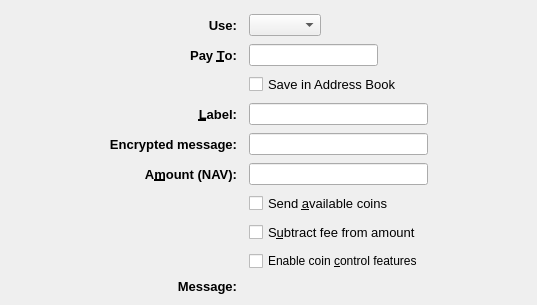
Old version of the form src/qt/forms/sendcoinsentry.ui in the repository navcoin/navcoin-core.
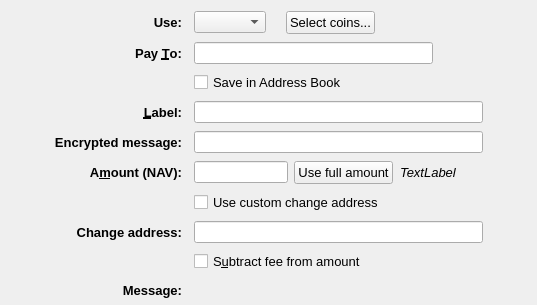
New version of the form. Icons and pictures are not drawn. Custom widgets are drawn as their Qt base class.

Commit message: changes in send tab

What changed in the file:
```diff
--- a/src/qt/forms/sendcoinsentry.ui
+++ b/src/qt/forms/sendcoinsentry.ui
@@ -36,7 +36,236 @@
     <property name="verticalSpacing">
      <number>8</number>
     </property>
-    <item row="2" column="3">
+    <item row="2" column="0">
+     <spacer name="horizontalSpacer">
+      <property name="orientation">
+       <enum>Qt::Horizontal</enum>
+      </property>
+      <property name="sizeType">
+       <enum>QSizePolicy::Maximum</enum>
+      </property>
+      <property name="sizeHint" stdset="0">
+       <size>
+        <width>100</width>
+        <height>20</height>
+       </size>
+      </property>
+     </spacer>
+    </item>
+    <item row="17" column="1">
+     <widget class="QLabel" name="messageLabel">
+      <property name="font">
+       <font>
+        <pointsize>10</pointsize>
+        <weight>75</weight>
+        <bold>true</bold>
+       </font>
+      </property>
+      <property name="text">
+       <string>Message:</string>
+      </property>
+      <property name="alignment">
+       <set>Qt::AlignRight|Qt::AlignTrailing|Qt::AlignVCenter</set>
+      </property>
+     </widget>
+    </item>
+    <item row="1" column="2">
+     <layout class="QVBoxLayout" name="verticalLayout">
+      <item>
+       <layout class="QHBoxLayout" name="horizontalLayout">
+        <item>
+         <widget class="QComboBox" name="fromBox">
+          <property name="focusPolicy">
+           <enum>Qt::StrongFocus</enum>
+          </property>
+         </widget>
+        </item>
+        <item>
+         <spacer name="horizontalSpacer_4">
+          <property name="orientation">
+           <enum>Qt::Horizontal</enum>
+          </property>
+          <property name="sizeType">
+           <enum>QSizePolicy::Maximum</enum>
+          </property>
+          <property name="sizeHint" stdset="0">
+           <size>
+            <width>20</width>
+            <height>20</height>
+           </size>
+          </property>
+         </spacer>
+        </item>
+        <item>
+         <widget class="QPushButton" name="selectCoinsBtn">
+          <property name="font">
+           <font>
+            <pointsize>10</pointsize>
+           </font>
+          </property>
+          <property name="toolTip">
+           <string>&lt;html&gt;&lt;head/&gt;&lt;body&gt;&lt;p&gt;By selecting which coins you want to spend, you can greatly improve your privacy. Select coins with a higher mix count when using xNAV, to increase your level of anonymity.&lt;/p&gt;&lt;/body&gt;&lt;/html&gt;</string>
+          </property>
+          <property name="text">
+           <string>Select coins...</string>
+          </property>
+         </widget>
+        </item>
+        <item>
+         <spacer name="horizontalSpacer_5">
+          <property name="orientation">
+           <enum>Qt::Horizontal</enum>
+          </property>
+          <property name="sizeHint" stdset="0">
+           <size>
+            <width>40</width>
+            <height>20</height>
+           </size>
+          </property>
+         </spacer>
+        </item>
+       </layout>
+      </item>
+     </layout>
+    </item>
+    <item row="2" column="1">
+     <widget class="QLabel" name="payToLabel">
+      <property name="font">
+       <font>
+        <pointsize>10</pointsize>
+        <weight>75</weight>
+        <bold>true</bold>
+       </font>
+      </property>
+      <property name="text">
+       <string>Pay &amp;To:</string>
+      </property>
+      <property name="alignment">
+       <set>Qt::AlignRight|Qt::AlignTrailing|Qt::AlignVCenter</set>
+      </property>
+      <property name="buddy">
+       <cstring>payTo</cstring>
+      </property>
+     </widget>
+    </item>
+    <item row="18" column="2">
+     <spacer name="verticalSpacer_2">
+      <property name="orientation">
+       <enum>Qt::Vertical</enum>
+      </property>
+      <property name="sizeHint" stdset="0">
+       <size>
+        <width>20</width>
+        <height>10</height>
+       </size>
+      </property>
+     </spacer>
+    </item>
+    <item row="3" column="2">
+     <widget class="QCheckBox" name="addressBookCheckBox">
+      <property name="font">
+       <font>
+        <pointsize>10</pointsize>
+       </font>
+      </property>
+      <property name="focusPolicy">
+       <enum>Qt::StrongFocus</enum>
+      </property>
+      <property name="toolTip">
+       <string>Save this address in the address book for later reference.</string>
+      </property>
+      <property name="text">
+       <string>Save in Address Book</string>
+      </property>
+     </widget>
+    </item>
+    <item row="12" column="1">
+     <widget class="QLabel" name="customChangeLbl">
+      <property name="font">
+       <font>
+        <pointsize>10</pointsize>
+        <weight>75</weight>
+        <bold>true</bold>
+       </font>
+      </property>
+      <property name="toolTip">
+       <string>How much do you want to send?</string>
+      </property>
+      <property name="text">
+       <string>Change address:</string>
+      </property>
+      <property name="alignment">
+       <set>Qt::AlignRight|Qt::AlignTrailing|Qt::AlignVCenter</set>
+      </property>
+      <property name="buddy">
+       <cstring>payAmount</cstring>
+      </property>
+     </widget>
+    </item>
+    <item row="6" column="2">
+     <widget class="QLineEdit" name="memo">
+      <property name="focusPolicy">
+       <enum>Qt::StrongFocus</enum>
+      </property>
+      <property name="toolTip">
+       <string>Enter a label for this address to add it to the list of used addresses</string>
+      </property>
+     </widget>
+    </item>
+    <item row="17" column="2">
+     <widget class="QLabel" name="messageTextLabel">
+      <property name="toolTip">
+       <string>A message that was attached to the navcoin: URI which will be stored with the transaction for your reference. Note: This message will not be sent over the NavCoin network.</string>
+      </property>
+      <property name="textFormat">
+       <enum>Qt::PlainText</enum>
+      </property>
+     </widget>
+    </item>
+    <item row="5" column="1">
+     <widget class="QLabel" name="labellLabel">
+      <property name="font">
+       <font>
+        <pointsize>10</pointsize>
+        <weight>75</weight>
+        <bold>true</bold>
+       </font>
+      </property>
+      <property name="text">
+       <string>&amp;Label:</string>
+      </property>
+      <property name="alignment">
+       <set>Qt::AlignRight|Qt::AlignTrailing|Qt::AlignVCenter</set>
+      </property>
+      <property name="buddy">
+       <cstring>addAsLabel</cstring>
+      </property>
+     </widget>
+    </item>
+    <item row="9" column="1">
+     <widget class="QLabel" name="amountLabel">
+      <property name="font">
+       <font>
+        <pointsize>10</pointsize>
+        <weight>75</weight>
+        <bold>true</bold>
+       </font>
+      </property>
+      <property name="toolTip">
+       <string>How much do you want to send?</string>
+      </property>
+      <property name="text">
+       <string>A&amp;mount (NAV):</string>
+      </property>
+      <property name="alignment">
+       <set>Qt::AlignRight|Qt::AlignTrailing|Qt::AlignVCenter</set>
+      </property>
+      <property name="buddy">
+       <cstring>payAmount</cstring>
+      </property>
+     </widget>
+    </item>
+    <item row="2" column="2">
      <layout class="QHBoxLayout" name="payToLayout">
       <property name="spacing">
        <number>0</number>
@@ -86,7 +315,7 @@
       </item>
      </layout>
     </item>
-    <item row="2" column="4">
+    <item row="2" column="3">
      <spacer name="horizontalSpacer_2">
       <property name="orientation">
        <enum>Qt::Horizontal</enum>
@@ -102,148 +331,13 @@
       </property>
      </spacer>
     </item>
-    <item row="2" column="0">
-     <spacer name="horizontalSpacer">
-      <property name="orientation">
-       <enum>Qt::Horizontal</enum>
-      </property>
-      <property name="sizeType">
-       <enum>QSizePolicy::Maximum</enum>
-      </property>
-      <property name="sizeHint" stdset="0">
-       <size>
-        <width>100</width>
-        <height>20</height>
-       </size>
-      </property>
-     </spacer>
-    </item>
-    <item row="9" column="1">
-     <widget class="QLabel" name="amountLabel">
-      <property name="font">
-       <font>
-        <pointsize>10</pointsize>
-        <weight>75</weight>
-        <bold>true</bold>
-       </font>
-      </property>
-      <property name="toolTip">
-       <string>How much do you want to send?</string>
-      </property>
-      <property name="text">
-       <string>A&amp;mount (NAV):</string>
-      </property>
-      <property name="alignment">
-       <set>Qt::AlignRight|Qt::AlignTrailing|Qt::AlignVCenter</set>
-      </property>
-      <property name="buddy">
-       <cstring>payAmount</cstring>
-      </property>
-     </widget>
-    </item>
-    <item row="3" column="3">
-     <widget class="QCheckBox" name="addressBookCheckBox">
-      <property name="font">
-       <font>
-        <pointsize>10</pointsize>
-       </font>
-      </property>
+    <item row="12" column="2">
+     <widget class="QValidatedLineEdit" name="customChange">
       <property name="focusPolicy">
        <enum>Qt::StrongFocus</enum>
       </property>
       <property name="toolTip">
-       <string>Save this address in the address book for later reference.</string>
-      </property>
-      <property name="text">
-       <string>Save in Address Book</string>
-      </property>
-     </widget>
-    </item>
-    <item row="2" column="1">
-     <widget class="QLabel" name="payToLabel">
-      <property name="font">
-       <font>
-        <pointsize>10</pointsize>
-        <weight>75</weight>
-        <bold>true</bold>
-       </font>
-      </property>
-      <property name="text">
-       <string>Pay &amp;To:</string>
-      </property>
-      <property name="alignment">
-       <set>Qt::AlignRight|Qt::AlignTrailing|Qt::AlignVCenter</set>
-      </property>
-      <property name="buddy">
-       <cstring>payTo</cstring>
-      </property>
-     </widget>
-    </item>
-    <item row="11" column="3">
-     <widget class="QCheckBox" name="checkboxSubtractFeeFromAmount">
-      <property name="font">
-       <font>
-        <pointsize>10</pointsize>
-       </font>
-      </property>
-      <property name="focusPolicy">
-       <enum>Qt::StrongFocus</enum>
-      </property>
-      <property name="toolTip">
-       <string>The fee will be deducted from the amount being sent. The recipient will receive less navcoins than you enter in the amount field. If multiple recipients are selected, the fee is split equally.</string>
-      </property>
-      <property name="text">
-       <string>S&amp;ubtract fee from amount</string>
-      </property>
-     </widget>
-    </item>
-    <item row="15" column="1">
-     <widget class="QLabel" name="messageLabel">
-      <property name="font">
-       <font>
-        <pointsize>10</pointsize>
-        <weight>75</weight>
-        <bold>true</bold>
-       </font>
-      </property>
-      <property name="text">
-       <string>Message:</string>
-      </property>
-      <property name="alignment">
-       <set>Qt::AlignRight|Qt::AlignTrailing|Qt::AlignVCenter</set>
-      </property>
-     </widget>
-    </item>
-    <item row="5" column="1">
-     <widget class="QLabel" name="labellLabel">
-      <property name="font">
-       <font>
-        <pointsize>10</pointsize>
-        <weight>75</weight>
-        <bold>true</bold>
-       </font>
-      </property>
-      <property name="text">
-       <string>&amp;Label:</string>
-      </property>
-      <property name="alignment">
-       <set>Qt::AlignRight|Qt::AlignTrailing|Qt::AlignVCenter</set>
-      </property>
-      <property name="buddy">
-       <cstring>addAsLabel</cstring>
-      </property>
-     </widget>
-    </item>
-    <item row="13" column="3">
-     <widget class="QCheckBox" name="checkboxCoinControl">
-      <property name="focusPolicy">
-       <enum>Qt::StrongFocus</enum>
-      </property>
-      <property name="toolTip">
-       <string>Whether to show coin control features or not.</string>
-      </property>
-      <property name="text">
-       <string>Enable coin &amp;control features</string>
+       <string>The NavCoin address to send the payment to</string>
       </property>
      </widget>
     </item>
@@ -267,36 +361,8 @@
       </property>
      </widget>
     </item>
-    <item row="1" column="3">
-     <layout class="QVBoxLayout" name="verticalLayout">
-      <item>
-       <layout class="QHBoxLayout" name="horizontalLayout">
-        <item>
-         <widget class="QComboBox" name="fromBox">
-          <property name="focusPolicy">
-           <enum>Qt::StrongFocus</enum>
-          </property>
-         </widget>
-        </item>
-        <item>
-         <spacer name="horizontalSpacer_4">
-          <property name="orientation">
-           <enum>Qt::Horizontal</enum>
-          </property>
-          <property name="sizeHint" stdset="0">
-           <size>
-            <width>40</width>
-            <height>20</height>
-           </size>
-          </property>
-         </spacer>
-        </item>
-       </layout>
-      </item>
-     </layout>
-    </item>
-    <item row="13" column="3">
-     <spacer name="verticalSpacer_3">
+    <item row="0" column="2">
+     <spacer name="verticalSpacer">
       <property name="orientation">
        <enum>Qt::Vertical</enum>
       </property>
@@ -308,18 +374,10 @@
       </property>
      </spacer>
     </item>
-    <item row="9" column="3">
-     <layout class="QHBoxLayout" name="horizontalLayoutAmount" stretch="0">
-      <item>
-       <widget class="NavCoinAmountField" name="payAmount">
-        <property name="focusPolicy">
-         <enum>Qt::StrongFocus</enum>
-        </property>
-       </widget>
-      </item>
-     </layout>
+    <item row="10" column="2">
+     <layout class="QHBoxLayout" name="horizontalLayout_5"/>
     </item>
-    <item row="5" column="3">
+    <item row="5" column="2">
      <widget class="QLineEdit" name="addAsLabel">
       <property name="focusPolicy">
        <enum>Qt::StrongFocus</enum>
@@ -329,6 +387,99 @@
       </property>
      </widget>
     </item>
+    <item row="11" column="2">
+     <widget class="QCheckBox" name="checkBoxCoinControlChange">
+      <property name="font">
+       <font>
+        <pointsize>10</pointsize>
+       </font>
+      </property>
+      <property name="text">
+       <string>Use custom change address</string>
+      </property>
+     </widget>
+    </item>
+    <item row="9" column="2">
+     <layout class="QHBoxLayout" name="horizontalLayoutAmount" stretch="0,0,0,0,0,0">
+      <item>
+       <widget class="NavCoinAmountField" name="payAmount">
+        <property name="focusPolicy">
+         <enum>Qt::StrongFocus</enum>
+        </property>
+       </widget>
+      </item>
+      <item>
+       <spacer name="horizontalSpacer_6">
+        <property name="orientation">
+         <enum>Qt::Horizontal</enum>
+        </property>
+        <property name="sizeType">
+         <enum>QSizePolicy::Maximum</enum>
+        </property>
+        <property name="sizeHint" stdset="0">
+         <size>
+          <width>20</width>
+          <height>20</height>
+         </size>
+        </property>
+       </spacer>
+      </item>
+      <item>
+       <widget class="QPushButton" name="useFullButton">
+        <property name="font">
+         <font>
+          <pointsize>10</pointsize>
+         </font>
+        </property>
+        <property name="text">
+         <string>Use full amount</string>
+        </property>
+       </widget>
+      </item>
+      <item>
+       <spacer name="horizontalSpacer_7">
+        <property name="orientation">
+         <enum>Qt::Horizontal</enum>
+        </property>
+        <property name="sizeType">
+         <enum>QSizePolicy::Maximum</enum>
+        </property>
+        <property name="sizeHint" stdset="0">
+         <size>
+          <width>20</width>
+          <height>20</height>
+         </size>
+        </property>
+       </spacer>
+      </item>
+      <item>
+       <widget class="QLabel" name="availableLabel">
+        <property name="font">
+         <font>
+          <pointsize>10</pointsize>
+          <italic>true</italic>
+         </font>
+        </property>
+        <property name="text">
+         <string>TextLabel</string>
+        </property>
+       </widget>
+      </item>
+      <item>
+       <spacer name="horizontalSpacer_8">
+        <property name="orientation">
+         <enum>Qt::Horizontal</enum>
+        </property>
+        <property name="sizeHint" stdset="0">
+         <size>
+          <width>40</width>
+          <height>20</height>
+         </size>
+        </property>
+       </spacer>
+      </item>
+     </layout>
+    </item>
     <item row="1" column="1">
      <widget class="QLabel" name="payToLabel_2">
       <property name="sizePolicy">
@@ -355,8 +506,8 @@
       </property>
      </widget>
     </item>
-    <item row="0" column="3">
-     <spacer name="verticalSpacer">
+    <item row="15" column="2">
+     <spacer name="verticalSpacer_3">
       <property name="orientation">
        <enum>Qt::Vertical</enum>
       </property>
@@ -368,31 +519,8 @@
       </property>
      </spacer>
     </item>
-    <item row="15" column="3">
-     <widget class="QLabel" name="messageTextLabel">
-      <property name="toolTip">
-       <string>A message that was attached to the navcoin: URI which will be stored with the transaction for your reference. Note: This message will not be sent over the NavCoin network.</string>
-      </property>
-      <property name="textFormat">
-       <enum>Qt::PlainText</enum>
-      </property>
-     </widget>
-    </item>
-    <item row="16" column="3">
-     <spacer name="verticalSpacer_2">
-      <property name="orientation">
-       <enum>Qt::Vertical</enum>
-      </property>
-      <property name="sizeHint" stdset="0">
-       <size>
-        <width>20</width>
-        <height>10</height>
-       </size>
-      </property>
-     </spacer>
-    </item>
-    <item row="10" column="3">
-     <widget class="QCheckBox" name="checkboxUseFullAmount">
+    <item row="13" column="2">
+     <widget class="QCheckBox" name="checkboxSubtractFeeFromAmount">
       <property name="font">
        <font>
         <pointsize>10</pointsize>
@@ -405,17 +533,7 @@
        <string>Should we use all available balance to send?</string>
       </property>
       <property name="text">
-       <string>Send &amp;available coins</string>
-      </property>
-     </widget>
-    </item>
-    <item row="6" column="3">
-     <widget class="QLineEdit" name="memo">
-      <property name="focusPolicy">
-       <enum>Qt::StrongFocus</enum>
-      </property>
-      <property name="toolTip">
-       <string>Enter a label for this address to add it to the list of used addresses</string>
+       <string>S&amp;ubtract fee from amount</string>
       </property>
      </widget>
     </item>
```
Left out of the diff: 10 changed lines with no effect on the pictures. The commit also changes 10 other files.
